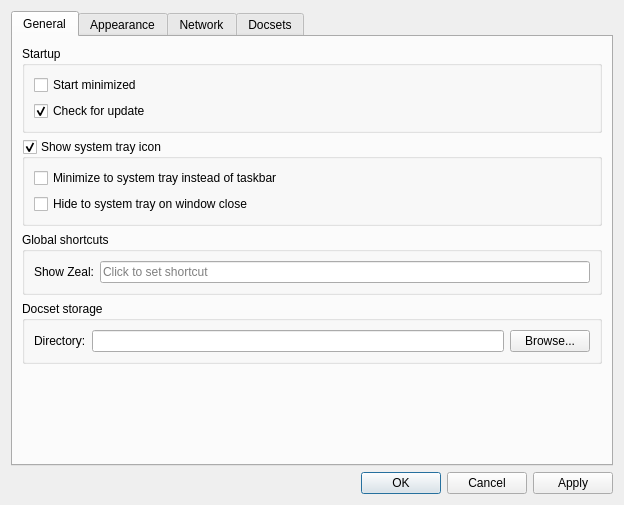
The window that src/ui/forms/settingsdialog.ui (zealdocs/zeal) describes before a commit, drawn with Qt 5.
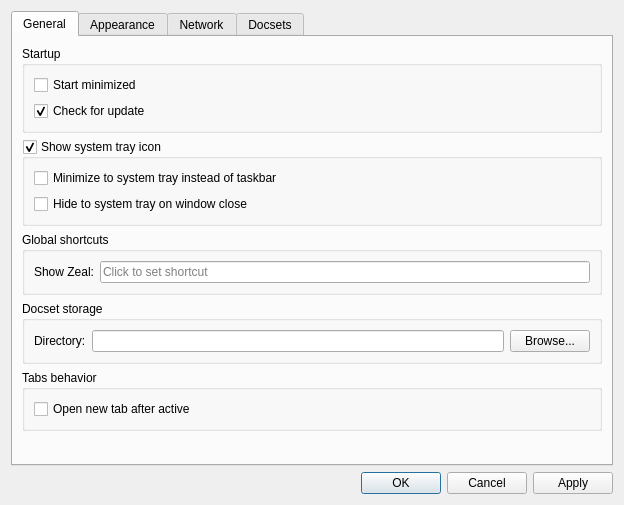
The same window after the commit. Custom widgets are drawn as their Qt base class.

Commit message: core, ui: Add option for new tabs to be open next to current one

Diff of the .ui file:
```diff
--- a/src/ui/forms/settingsdialog.ui
+++ b/src/ui/forms/settingsdialog.ui
@@ -141,6 +141,22 @@
          </layout>
         </widget>
        </item>
+       <item>
+        <widget class="QGroupBox" name="groupBox_6">
+         <property name="title">
+          <string>Tabs behavior</string>
+         </property>
+         <layout class="QFormLayout" name="formLayout">
+          <item row="0" column="0">
+           <widget class="QCheckBox" name="openNewTabAfterActive">
+            <property name="text">
+             <string>Open new tab after active</string>
+            </property>
+           </widget>
+          </item>
+         </layout>
+        </widget>
+       </item>
        <item>
         <spacer name="verticalSpacer">
          <property name="orientation">
```
The commit also changes 4 other files.
